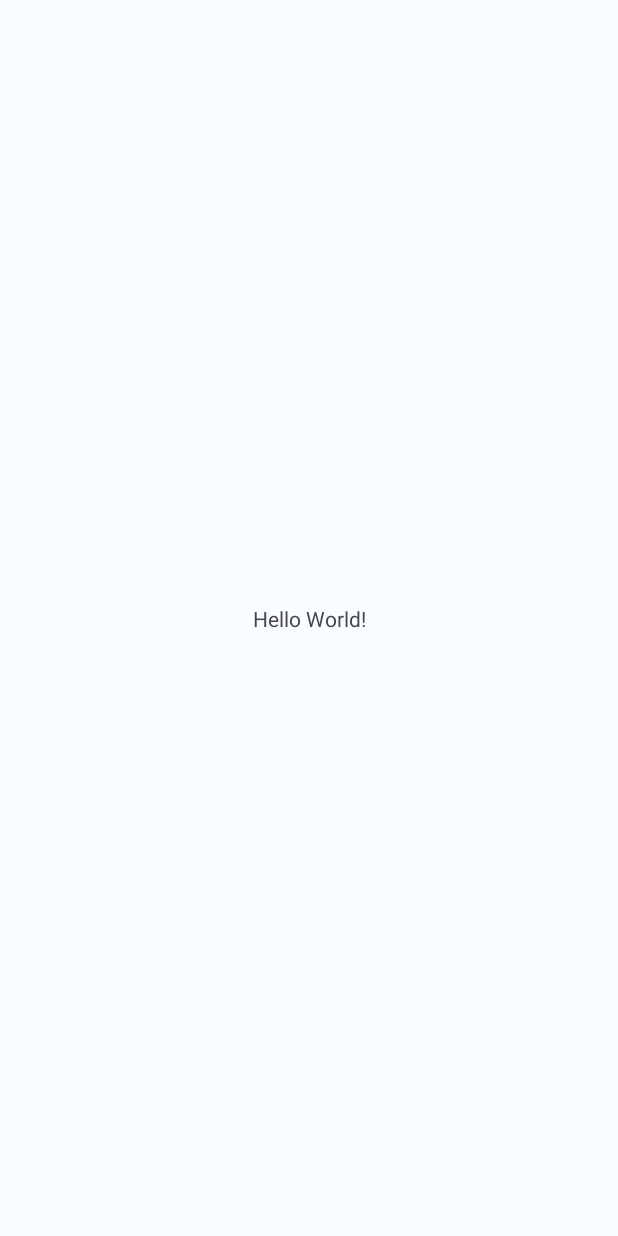
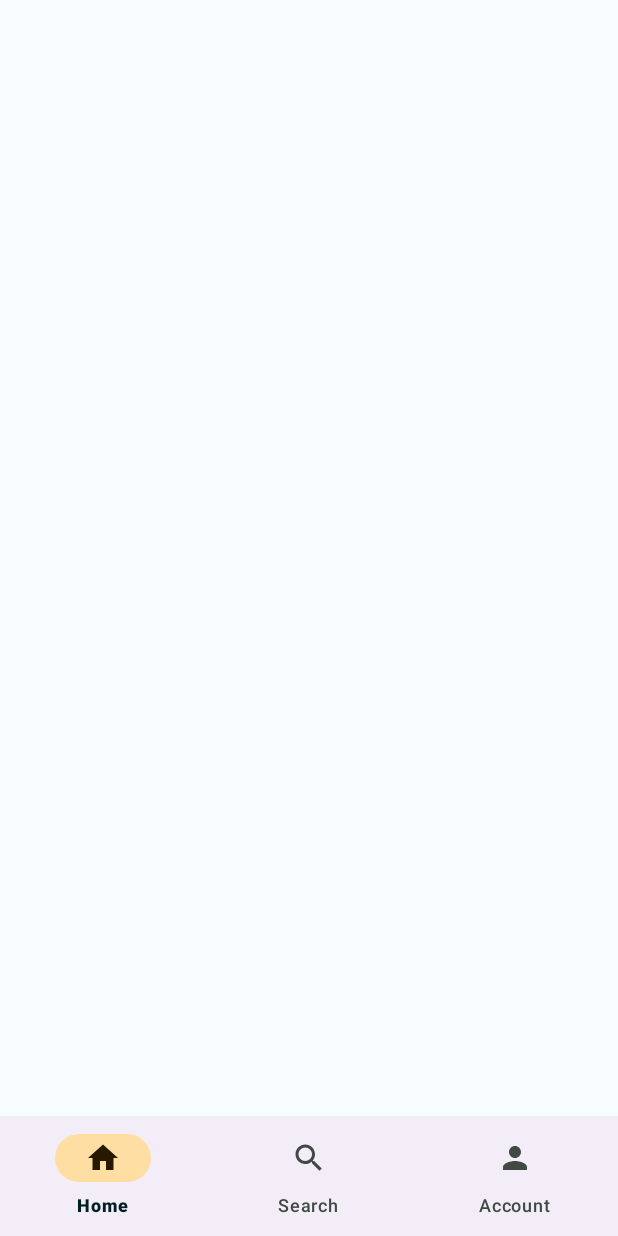
Before and after one commit to bdmariobd/MercadonaFanClub-Androidapp, an Android app: the screen it shows after launch (MainActivity), on a phone screen of 412 x 824 dp. Before the commit the screen is almost empty. Run offline under Robolectric (Android 15) with nearby library versions, the phone set to English and light mode, and no system bars.

Commit message:
base layout for the app

```diff
--- a/app/src/main/java/com/bdmariobd/mercadonafc/MainActivity.java
+++ b/app/src/main/java/com/bdmariobd/mercadonafc/MainActivity.java
@@ -1,16 +1,36 @@
 package com.bdmariobd.mercadonafc;
-
-import androidx.appcompat.app.AppCompatActivity;
 
 import android.os.Bundle;
 
-import com.google.android.material.color.DynamicColors;
+import androidx.appcompat.app.AppCompatActivity;
+import androidx.fragment.app.Fragment;
+
+import com.bdmariobd.mercadonafc.fragments.AccountFragment;
+import com.bdmariobd.mercadonafc.fragments.HomeFragment;
+import com.bdmariobd.mercadonafc.fragments.SearchFragment;
+import com.google.android.material.bottomnavigation.BottomNavigationView;
 
 public class MainActivity extends AppCompatActivity {
+    final Fragment homeFragment = new HomeFragment();
+    final Fragment searchFragment = new SearchFragment();
+    final Fragment accountFragment = new AccountFragment();
+    BottomNavigationView bottomNavigationView;
 
     @Override
     protected void onCreate(Bundle savedInstanceState) {
         super.onCreate(savedInstanceState);
         setContentView(R.layout.activity_main);
+        bottomNavigationView = findViewById(R.id.bottomNavigationView);
+        bottomNavigationView.setOnItemSelectedListener(item -> {
+                    if (item.getItemId() == R.id.menu_home) {
+                        getSupportFragmentManager().beginTransaction().replace(R.id.fragmentContainer, homeFragment).commit();
+                    } else if (item.getItemId() == R.id.menu_search) {
+                        getSupportFragmentManager().beginTransaction().replace(R.id.fragmentContainer, searchFragment).commit();
+                    } else if (item.getItemId() == R.id.menu_account) {
+                        getSupportFragmentManager().beginTransaction().replace(R.id.fragmentContainer, accountFragment).commit();
+                    }
+                    return true;
+                }
+        );
     }
 }
--- /dev/null
+++ b/app/src/main/res/drawable/baseline_home_24.xml
@@ -0,0 +1,5 @@
+<vector android:height="24dp" android:tint="#000000"
+    android:viewportHeight="24" android:viewportWidth="24"
+    android:width="24dp" xmlns:android="http://schemas.android.com/apk/res/android">
+    <path android:fillColor="@android:color/white" android:pathData="M10,20v-6h4v6h5v-8h3L12,3 2,12h3v8z"/>
+</vector>
--- /dev/null
+++ b/app/src/main/res/drawable/baseline_person_24.xml
@@ -0,0 +1,5 @@
+<vector android:height="24dp" android:tint="#000000"
+    android:viewportHeight="24" android:viewportWidth="24"
+    android:width="24dp" xmlns:android="http://schemas.android.com/apk/res/android">
+    <path android:fillColor="@android:color/white" android:pathData="M12,12c2.21,0 4,-1.79 4,-4s-1.79,-4 -4,-4 -4,1.79 -4,4 1.79,4 4,4zM12,14c-2.67,0 -8,1.34 -8,4v2h16v-2c0,-2.66 -5.33,-4 -8,-4z"/>
+</vector>
--- /dev/null
+++ b/app/src/main/res/drawable/baseline_search_24.xml
@@ -0,0 +1,5 @@
+<vector android:height="24dp" android:tint="#000000"
+    android:viewportHeight="24" android:viewportWidth="24"
+    android:width="24dp" xmlns:android="http://schemas.android.com/apk/res/android">
+    <path android:fillColor="@android:color/white" android:pathData="M15.5,14h-0.79l-0.28,-0.27C15.41,12.59 16,11.11 16,9.5 16,5.91 13.09,3 9.5,3S3,5.91 3,9.5 5.91,16 9.5,16c1.61,0 3.09,-0.59 4.23,-1.57l0.27,0.28v0.79l5,4.99L20.49,19l-4.99,-5zM9.5,14C7.01,14 5,11.99 5,9.5S7.01,5 9.5,5 14,7.01 14,9.5 11.99,14 9.5,14z"/>
+</vector>
--- a/app/src/main/res/layout/activity_main.xml
+++ b/app/src/main/res/layout/activity_main.xml
@@ -1,18 +1,29 @@
 <?xml version="1.0" encoding="utf-8"?>
-<androidx.constraintlayout.widget.ConstraintLayout xmlns:android="http://schemas.android.com/apk/res/android"
+<androidx.coordinatorlayout.widget.CoordinatorLayout xmlns:android="http://schemas.android.com/apk/res/android"
     xmlns:app="http://schemas.android.com/apk/res-auto"
     xmlns:tools="http://schemas.android.com/tools"
+    android:id="@+id/activity_main"
     android:layout_width="match_parent"
-    android:layout_height="match_parent"
-    tools:context=".MainActivity">
+    android:layout_height="match_parent">
 
-    <TextView
-        android:layout_width="wrap_content"
-        android:layout_height="wrap_content"
-        android:text="Hello World!"
-        app:layout_constraintBottom_toBottomOf="parent"
-        app:layout_constraintEnd_toEndOf="parent"
-        app:layout_constraintStart_toStartOf="parent"
-        app:layout_constraintTop_toTopOf="parent" />
+    <RelativeLayout
+        android:layout_width="match_parent"
+        android:layout_height="match_parent">
 
-</androidx.constraintlayout.widget.ConstraintLayout>
+        <FrameLayout
+            android:id="@+id/fragmentContainer"
+            android:layout_width="match_parent"
+            android:layout_height="match_parent"
+            android:layout_above="@+id/bottomNavigationView" />
+
+        <com.google.android.material.bottomnavigation.BottomNavigationView
+            android:id="@+id/bottomNavigationView"
+            android:layout_width="match_parent"
+            android:layout_height="wrap_content"
+            android:layout_alignParentBottom="true"
+            app:layout_scrollFlags="scroll|enterAlways|snap"
+            app:menu="@menu/bottom_navigation_menu" />
+
+    </RelativeLayout>
+
+</androidx.coordinatorlayout.widget.CoordinatorLayout>
--- /dev/null
+++ b/app/src/main/res/menu/bottom_navigation_menu.xml
@@ -0,0 +1,18 @@
+<?xml version="1.0" encoding="utf-8"?>
+<menu xmlns:android="http://schemas.android.com/apk/res/android">
+    <item
+        android:id="@+id/menu_home"
+        android:enabled="true"
+        android:icon="@drawable/baseline_home_24"
+        android:title="@string/bottommenu_home"/>
+    <item
+        android:id="@+id/menu_search"
+        android:enabled="true"
+        android:icon="@drawable/baseline_search_24"
+        android:title="@string/bottommenu_search"/>
+    <item
+        android:id="@+id/menu_account"
+        android:enabled="true"
+        android:icon="@drawable/baseline_person_24"
+        android:title="@string/bottommenu_account"/>
+</menu>
--- a/app/src/main/res/values/strings.xml
+++ b/app/src/main/res/values/strings.xml
@@ -1,3 +1,6 @@
 <resources>
     <string name="app_name">Mercadona Fan Club</string>
+    <string name="bottommenu_home">Home</string>
+    <string name="bottommenu_search">Search</string>
+    <string name="bottommenu_account">Account</string>
 </resources>
```
Also changed, not shown: app/src/main/java/com/bdmariobd/mercadonafc/fragments/AccountFragment.java (added, +23 -0 lines), app/src/main/java/com/bdmariobd/mercadonafc/fragments/HomeFragment.java (added, +22 -0 lines), app/src/main/java/com/bdmariobd/mercadonafc/fragments/SearchFragment.java (added, +22 -0 lines), app/src/main/res/layout/fragment_account.xml (added, +17 -0 lines), app/src/main/res/layout/fragment_home.xml (added, +17 -0 lines), app/src/main/res/layout/fragment_search.xml (added, +17 -0 lines).
